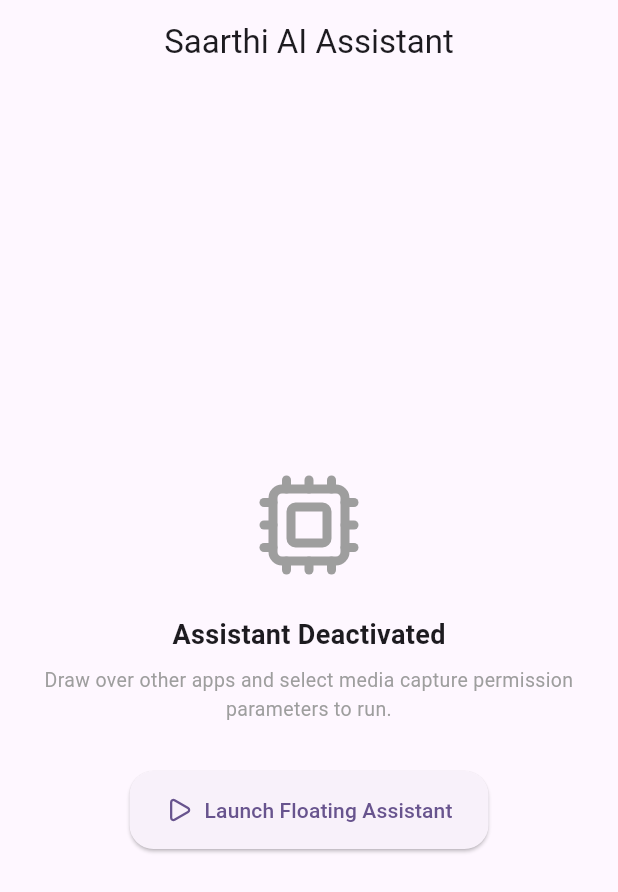
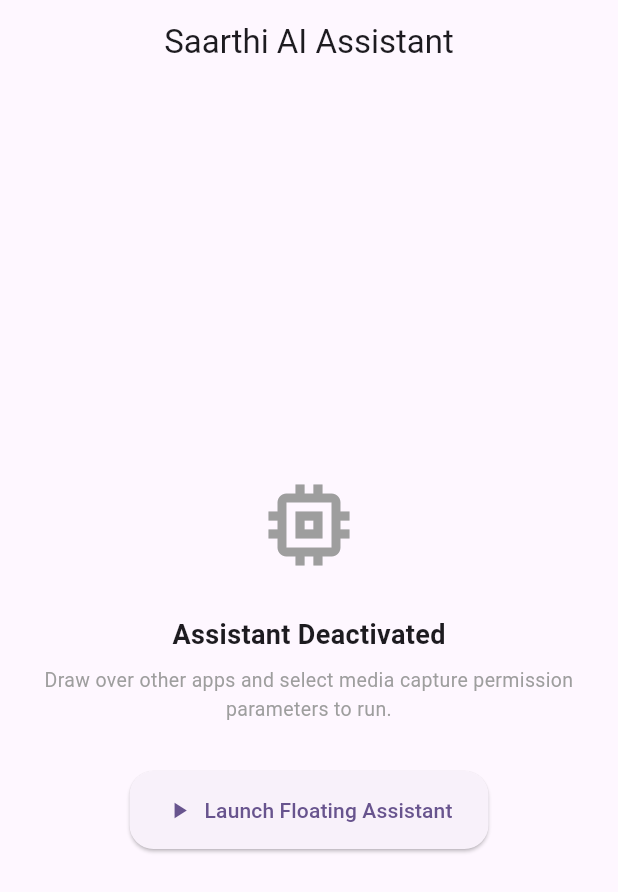
Before and after one commit to pratiktekale2005-max/E-governance, a Flutter app: the screen it shows after launch, on a phone screen of 412 x 824 dp. Shown: the top 892 px of the screen. Run offline on Flutter 3.47's test engine with Material 3 defaults, Android fonts, the phone set to English and light mode, and no system bars; our stand-ins replace dio, flutter_riverpod.

```diff
--- a/flutter_app/lib/presentation/screens/home_screen.dart
+++ b/flutter_app/lib/presentation/screens/home_screen.dart
@@ -1,6 +1,5 @@
 import 'package:flutter/material.dart';
 import 'package:flutter_riverpod/flutter_riverpod.dart';
-import 'package:lucide_icons/lucide_icons.dart';
 import '../../core/platform_channel.dart';
 
 final serviceStateProvider = StateProvider<bool>((ref) => false);
@@ -24,7 +23,7 @@
             mainAxisAlignment: MainAxisAlignment.center,
             children: [
               Icon(
-                LucideIcons.cpu,
+                Icons.memory,
                 size: 72,
                 color: isRunning ? Colors.purple : Colors.grey,
               ),
@@ -58,7 +57,7 @@
                     }
                   }
                 },
-                icon: Icon(isRunning ? LucideIcons.stopCircle : LucideIcons.play),
+                icon: Icon(isRunning ? Icons.stop_circle : Icons.play_arrow),
                 label: Text(isRunning ? 'Stop Assistant' : 'Launch Floating Assistant'),
                 style: ElevatedButton.styleFrom(
                   padding: const EdgeInsets.symmetric(horizontal: 24, vertical: 16),
--- a/flutter_app/pubspec.yaml
+++ b/flutter_app/pubspec.yaml
@@ -14,7 +14,6 @@
   flutter_riverpod: ^2.4.9
   dio: ^5.4.0
   permission_handler: ^11.1.0
-  lucide_icons: ^0.307.0
   flutter_tts: ^3.8.5
 
 dev_dependencies:
```
Also changed, not shown: 13 other files.
